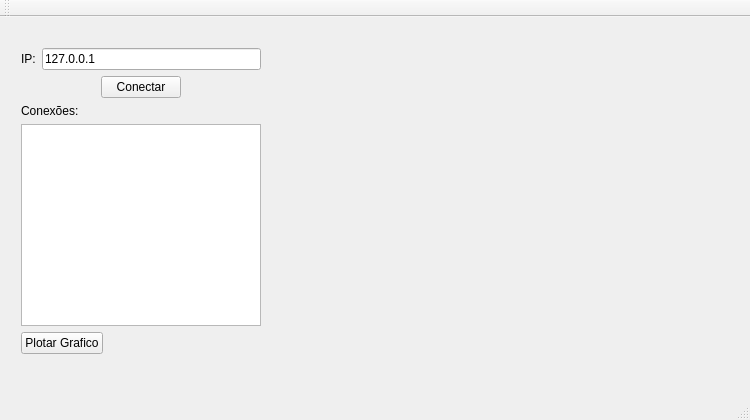
Above: mainwindow.ui from rianmartins/DCA0102-FinalProject before the change. Below: the same form after it.
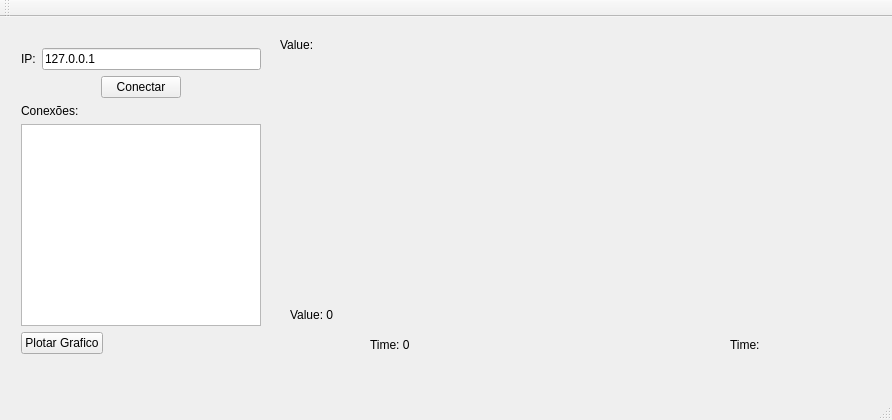
That is the form after the change. Custom widgets are drawn as their Qt base class.

Commit message:
Update layout do programa consumidor de dados
Adicionado labels para informar os valores maximos gerados pelo produtor de dados até o momento

Patch:
```diff
--- a/mainwindow.ui
+++ b/mainwindow.ui
@@ -6,7 +6,7 @@
    <rect>
     <x>0</x>
     <y>0</y>
-    <width>750</width>
+    <width>892</width>
     <height>420</height>
    </rect>
   </property>
@@ -17,10 +17,10 @@
    <widget class="Graph" name="widget" native="true">
     <property name="geometry">
      <rect>
-      <x>290</x>
-      <y>21</y>
+      <x>370</x>
+      <y>20</y>
       <width>431</width>
-      <height>281</height>
+      <height>291</height>
      </rect>
     </property>
    </widget>
@@ -137,6 +137,58 @@
      </item>
     </layout>
    </widget>
+   <widget class="QLabel" name="labelMax">
+    <property name="geometry">
+     <rect>
+      <x>280</x>
+      <y>20</y>
+      <width>81</width>
+      <height>16</height>
+     </rect>
+    </property>
+    <property name="text">
+     <string>Value:</string>
+    </property>
+   </widget>
+   <widget class="QLabel" name="labelMin">
+    <property name="geometry">
+     <rect>
+      <x>290</x>
+      <y>290</y>
+      <width>81</width>
+      <height>16</height>
+     </rect>
+    </property>
+    <property name="text">
+     <string>Value: 0</string>
+    </property>
+   </widget>
+   <widget class="QLabel" name="labelTimeMin">
+    <property name="geometry">
+     <rect>
+      <x>370</x>
+      <y>320</y>
+      <width>55</width>
+      <height>16</height>
+     </rect>
+    </property>
+    <property name="text">
+     <string>Time: 0</string>
+    </property>
+   </widget>
+   <widget class="QLabel" name="labelTimeMax">
+    <property name="geometry">
+     <rect>
+      <x>730</x>
+      <y>320</y>
+      <width>71</width>
+      <height>16</height>
+     </rect>
+    </property>
+    <property name="text">
+     <string>Time:</string>
+    </property>
+   </widget>
   </widget>
   <widget class="QMenuBar" name="menuBar">
    <property name="geometry">
```
Left out of the diff: 2 changed lines with no effect on the pictures.
